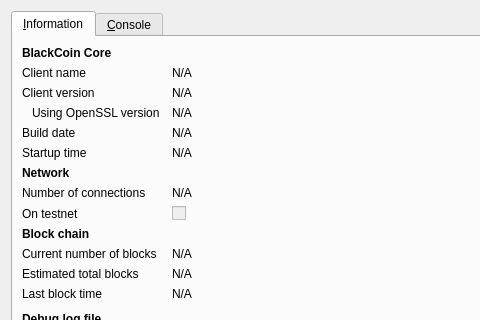
Qcoin/qcoin, file src/qt/forms/rpcconsole.ui: the form before one commit; both pictures show x 0 to 480 and y 0 to 320 of the 740 by 450 pixel window.
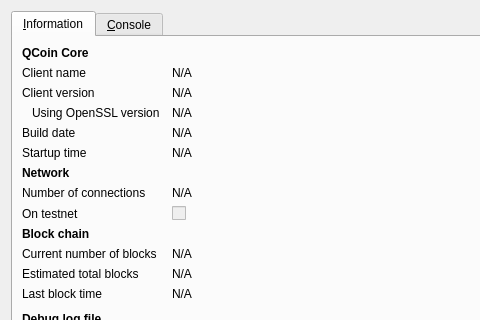
The form after the commit. Icons and pictures are not drawn.

The edit to the form file:
```diff
--- a/src/qt/forms/rpcconsole.ui
+++ b/src/qt/forms/rpcconsole.ui
@@ -36,7 +36,7 @@
           </font>
          </property>
          <property name="text">
-          <string>BlackCoin Core</string>
+          <string>QCoin Core</string>
          </property>
         </widget>
        </item>
```
Left out of the diff: 6 changed lines with no effect on the pictures.
